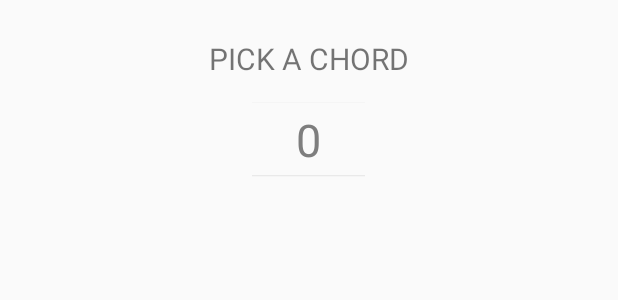
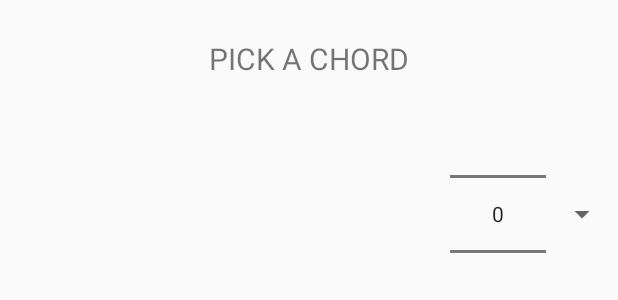
Before and after one commit to CALICAWESOME/MusicApp, an Android app: the layout chord_picker.xml on its own in the app's theme, with its tools: preview values and no code run, on a phone screen of 412 x 824 dp. Shown: the top 300 px of the screen. Run offline under Robolectric (Android 15) with nearby library versions, the light colour scheme and no system bars.

Commit message:
put shit in chord picker dialog

```diff
--- a/app/src/main/res/layout/chord_picker.xml
+++ b/app/src/main/res/layout/chord_picker.xml
@@ -6,19 +6,28 @@
         android:id="@+id/textView2"
         android:layout_width="match_parent"
         android:layout_height="wrap_content"
-        android:layout_alignParentTop="true"
-        android:gravity="center"
         android:paddingTop="25dp"
         android:text="@string/chord_pick"
-        android:textSize="20sp" />
+        android:textSize="20sp"
+        android:gravity="center"/>
 
-    <NumberPicker
-        android:id="@+id/chordPicker"
-        android:layout_width="75dp"
-        android:layout_height="50dp"
+    <LinearLayout
+        android:layout_width="wrap_content"
+        android:layout_height="wrap_content"
+        android:orientation="horizontal"
         android:layout_below="@+id/textView2"
-        android:layout_centerHorizontal="true"
-        android:layout_marginBottom="25dp"
-        android:layout_marginTop="15dp"
-        android:theme="@style/AppTheme.Picker2" />
+        android:layout_alignParentEnd="true"
+        android:gravity="center">
+
+        <NumberPicker
+            android:id="@+id/chordRootPicker"
+            android:layout_width="wrap_content"
+            android:layout_height="wrap_content" />
+
+        <Spinner
+            android:id="@+id/chordTypePicker"
+            android:layout_width="wrap_content"
+            android:layout_height="wrap_content" />
+
+    </LinearLayout>
 </RelativeLayout>
```
Also changed, not shown: app/src/main/java/edu/wit/mobileapp/musicapp/DAW.java (+53 -5 lines).
